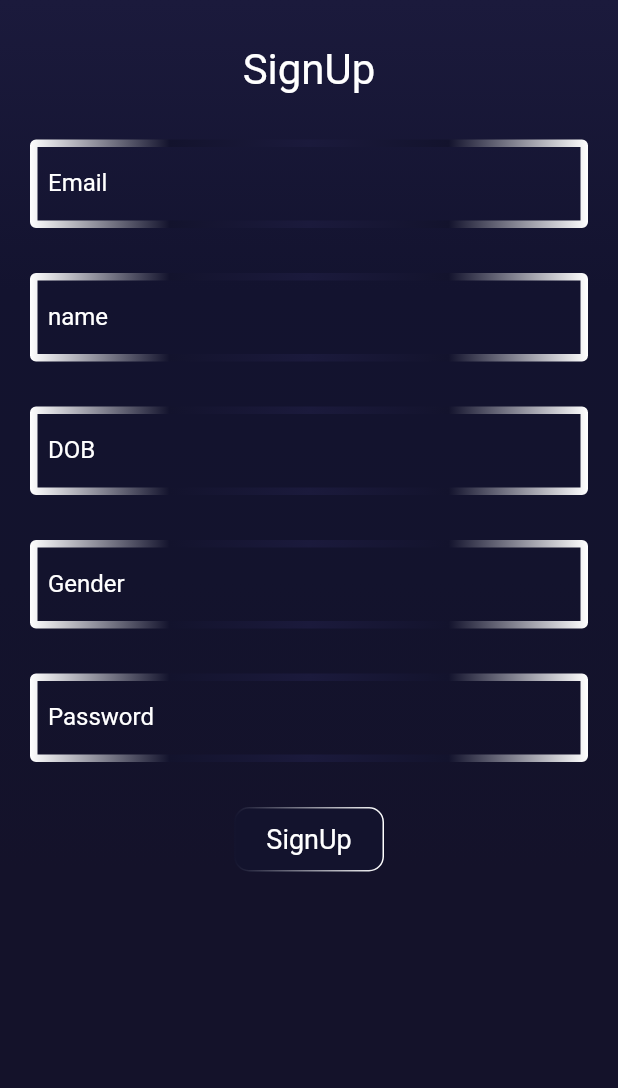
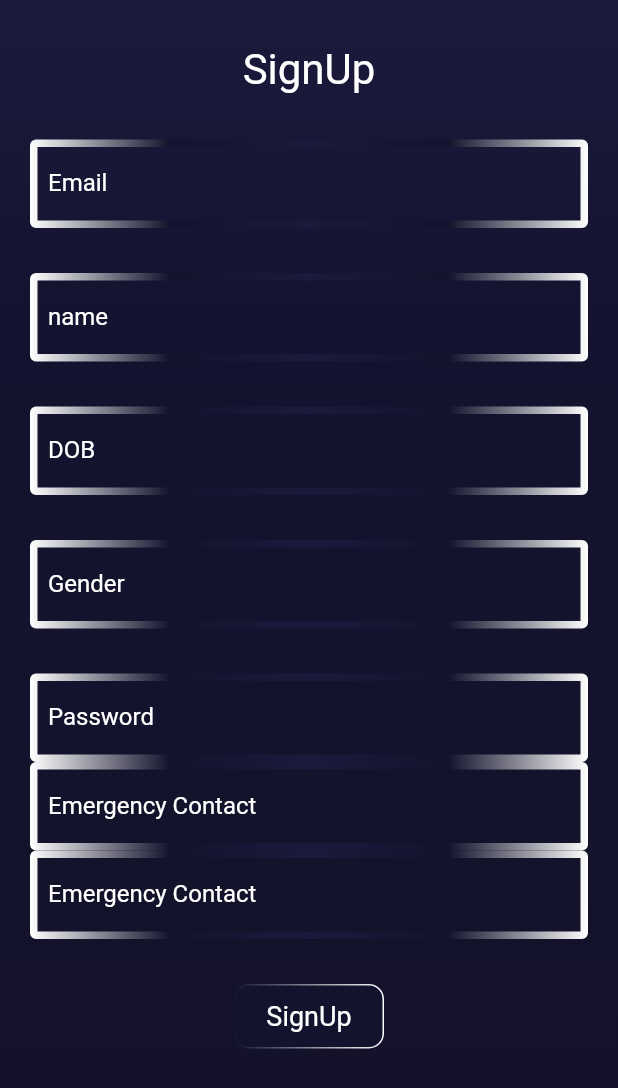
Before and after one commit to KrishChopra22/DriWary, a Flutter app: the SignupScreen screen opened directly with empty values, on a phone screen of 412 x 824 dp. Shown: the top 1088 px of the screen. Run offline on Flutter 3.47's test engine with Material 2 defaults, Android fonts, the phone set to English and light mode, and no system bars; our stand-ins replace audioplayers, camera, firebase_auth, firebase_core, firebase_database, fluttertoast and 4 more; missing offline and left inert: flutter_phone_direct_caller, flutter_sms, google_mlkit_face_detection; accounts and stored records are empty.

Commit message:
SignUp Change

```diff
--- a/lib/screens/auth_screens/signup_screen.dart
+++ b/lib/screens/auth_screens/signup_screen.dart
@@ -18,6 +18,8 @@ class SignupScreen extends StatelessWidget {
   final TextEditingController nameController = TextEditingController();
   final TextEditingController dobController = TextEditingController();
   final TextEditingController genderController = TextEditingController();
+  final TextEditingController ecPhone1Controller = TextEditingController();
+  final TextEditingController ecPhone2Controller = TextEditingController();
 
   @override
   Widget build(BuildContext context) {
@@ -249,6 +251,79 @@ class SignupScreen extends StatelessWidget {
                         ),
                       ),
                     ),
+
+                    Padding(
+                      padding: const EdgeInsets.symmetric(horizontal: 20),
+                      child: TextFormField(
+                        style: TextStyle(color: Colors.white),
+                        cursorColor: Colors.white,
+                        controller: ecPhone1Controller,
+                        decoration: InputDecoration(
+                          border:  GradientOutlineInputBorder(
+                            gradient: LinearGradient(
+                              colors: [
+                                Colors.white,
+                                Color(0xff13132d),
+                                Color(0xff1b1a3c),
+                                Color(0xff13132d),
+                                Colors.white,
+                              ],
+                            ),
+                            width: 5,
+                          ),
+                          labelText: "Emergency Contact ",
+                          labelStyle: TextStyle(color: Colors.white),
+                          focusedBorder: GradientOutlineInputBorder(
+                              gradient: LinearGradient(
+                                  colors: [
+                                    Color(0xff13132d),
+                                    Colors.white,
+                                    Color(0xff13132d),
+                                  ]
+                              ),
+                              width: 5
+                          ),
+                          hintText: "Name",
+                          hintStyle: TextStyle(color: Colors.white70),
+                        ),
+                      ),
+                    ),
+                    Padding(
+                      padding: const EdgeInsets.symmetric(horizontal: 20),
+                      child: TextFormField(
+                        style: TextStyle(color: Colors.white),
+                        cursorColor: Colors.white,
+                        controller: ecPhone2Controller,
+                        decoration: InputDecoration(
+                          border:  GradientOutlineInputBorder(
+                            gradient: LinearGradient(
+                              colors: [
+                                Colors.white,
+                                Color(0xff13132d),
+                                Color(0xff1b1a3c),
+                                Color(0xff13132d),
+                                Colors.white,
+                              ],
+                            ),
+                            width: 5,
+                          ),
+                          labelText: "Emergency Contact ",
+                          labelStyle: TextStyle(color: Colors.white),
+                          focusedBorder: GradientOutlineInputBorder(
+                              gradient: LinearGradient(
+                                  colors: [
+                                    Color(0xff13132d),
+                                    Colors.white,
+                                    Color(0xff13132d),
+                                  ]
+                              ),
+                              width: 5
+                          ),
+                          hintText: "Name",
+                          hintStyle: TextStyle(color: Colors.white70),
+                        ),
+                      ),
+                    ),
                     const SizedBox(
                       height: 30,
                     ),
@@ -297,13 +372,16 @@ class SignupScreen extends StatelessWidget {
         email: emailController.text,
         password: passwordController.text,
       );
+
+      List<String>? ecList= [ecPhone1Controller.text,ecPhone2Controller.text];
       // Make object of dataclass and push on DB
       Person person = Person();
       Map<String, dynamic> personJson = {};
-      personJson['name'] = 'Name';
+      personJson['name'] = nameController.text;
       personJson['uid'] = credentials.user!.uid;
       personJson['email'] = emailController.text;
       personJson['phone'] = args;
+      personJson['emergencyContact'] = ecList;
 
       person.fromJson(personJson);
       print("Person Object Created");
--- a/lib/screens/emergency_contact.dart
+++ b/lib/screens/emergency_contact.dart
@@ -76,24 +76,56 @@ popup(BuildContext context) {
   });
 }
 
+// ecPhonePush(BuildContext context) async {
+//   NavigatorState state = Navigator.of(context);
+//   print(auth.currentUser?.uid);
+//   final snapshot = await FirebaseManager.database.ref('Users/${auth.currentUser?.uid}').get();
+//   print(snapshot.value);
+//
+//   Map<String, dynamic> map = Map<String, dynamic>.from(snapshot.value as Map<dynamic, dynamic>);
+//   print(map);
+//   Person person;
+//   // person = Person.fromJson(map);
+//   // print(person);
+//   List<String>? exList= [ecPhone1Controller.text,ecPhone2Controller.text];
+//   print(exList);
+//
+//   map['emergencyContact'] = exList;
+//   print(map);
+//   print(auth.currentUser?.uid);
+//
+//   await database.ref('Users/${auth.currentUser?.uid}').update(map);
+//   print("Updated in DB");
+// }
+
 ecPhonePush(BuildContext context) async {
   NavigatorState state = Navigator.of(context);
-  print(auth.currentUser?.uid);
-  final snapshot = await FirebaseManager.database.ref('Users/${auth.currentUser?.uid}').get();
-  print(snapshot.value);
+  String u = auth.currentUser!.uid;
 
-  Map<String, dynamic> map = Map<String, dynamic>.from(snapshot.value as Map<dynamic, dynamic>);
-  print(map);
+  if (FirebaseManager.auth.currentUser != null) {
+    final snapshot = await FirebaseManager.database
+        .ref('Users/${FirebaseManager.auth.currentUser!.uid}')
+        .get();
+    print(snapshot.value);
+    print("User Exists.");
+    if (!snapshot.exists) {
+      print("NULL");
+    }
+  }
+  final snapshot = await FirebaseManager.database.ref('Users/${u}/emergencyContact').get();
+  print(snapshot.key);
+
+  Map<String, dynamic> map = Map<String, dynamic>.from(snapshot.value as Map<dynamic,dynamic>);
+  print(map[u]);
   Person person;
   // person = Person.fromJson(map);
   // print(person);
   List<String>? exList= [ecPhone1Controller.text,ecPhone2Controller.text];
   print(exList);
 
-  map['emergencyContact'] = exList;
+  map = exList as Map<String, dynamic>;
   print(map);
-  print(auth.currentUser?.uid);
 
-  await database.ref('Users/${auth.currentUser?.uid}').update(map);
+  // await database.ref('Users/${FirebaseManager.auth.currentUser!.uid}/emergencyContact').update(map);
   print("Updated in DB");
 }
```
